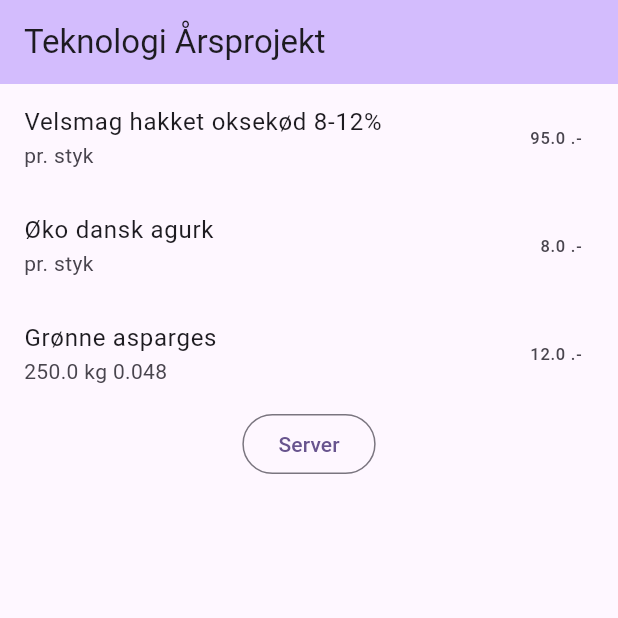
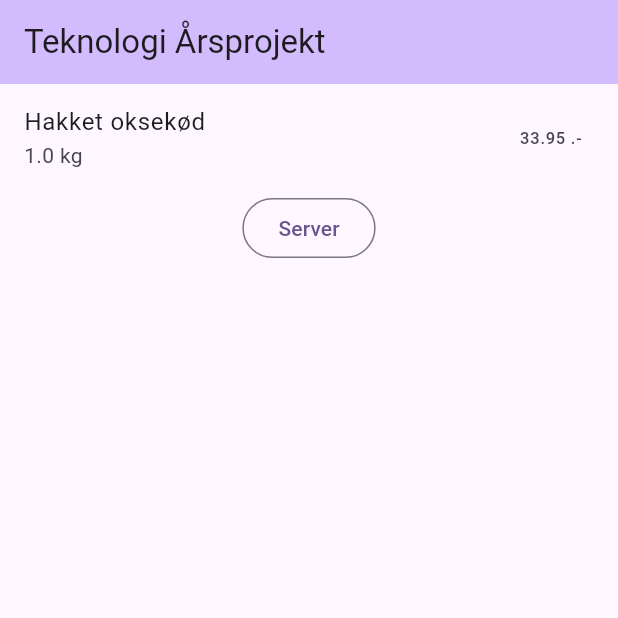
Before and after one commit to toke-dk/mad_app_eksamensprojekt, a Flutter app: the screen it shows after launch, on a phone screen of 412 x 824 dp, the top half of it. Run offline on Flutter 3.47's test engine with Material 3 defaults, Android fonts, the phone set to English and light mode, and no system bars; missing offline and left inert: dart_openai.

Commit message:
changed ingredient model

```diff
--- a/lib/all_ingredients.dart
+++ b/lib/all_ingredients.dart
@@ -1,8 +1,10 @@
 import 'models/ingredient.dart';
 
 final List<Ingredient> kSampleIngredients = [
-  Ingredient(name: "Velsmag hakket oksekød 8-12%", priceInDKK: 95, quantityType: QuantityType.prPiece),
-  Ingredient(name: "Øko dansk agurk", priceInDKK: 8, quantityType: QuantityType.prPiece),
-  Ingredient(name: "Grønne asparges", priceInDKK: 12, quantityType: QuantityType.prGram, weightInGram: 250),
-
+  Ingredient(
+      name: "Hakket oksekød",
+      category: "Hakket kød",
+      quantity: 1,
+      unit: "kg",
+      price: 33.95)
 ];
--- a/lib/main.dart
+++ b/lib/main.dart
@@ -61,9 +61,9 @@ class _MyHomePageState extends State<MyHomePage> {
                 final Ingredient currentIngredient = kSampleIngredients[index];
                 return ListTile(
                   title: Text(currentIngredient.name),
-                  trailing: Text("${currentIngredient.priceInDKK} .-"),
+                  trailing: Text("${currentIngredient.price} .-"),
                   subtitle: Text(
-                      "${currentIngredient.getQuantityString} ${currentIngredient.getKgPrice ?? ''}"),
+                      "${currentIngredient.quantity} ${currentIngredient.unit}"),
                 );
               }),
           OutlinedButton(
--- a/lib/models/ingredient.dart
+++ b/lib/models/ingredient.dart
@@ -1,34 +1,15 @@
 class Ingredient {
   String name;
-  double priceInDKK;
-  QuantityType quantityType;
-  double? weightInGram;
+  String category;
+  double quantity;
+  String unit;
+  double price;
 
-  Ingredient(
-      {required this.name,
-      required this.priceInDKK,
-      required this.quantityType,
-      this.weightInGram}) {
-    if (quantityType == QuantityType.prGram && weightInGram == null) {
-      throw ArgumentError('Vægt skal angives for madvarer pr. kg.');
-    }
-  }
-
-  String get getQuantityString {
-    switch (quantityType) {
-      case QuantityType.prPiece:
-        return 'pr. styk';
-      case QuantityType.prGram:
-        return '$weightInGram kg';
-      case QuantityType.bunch:
-        return 'pr. bdt';
-    }
-  }
-
-  double? get getKgPrice {
-    if (weightInGram == null) return null;
-    return priceInDKK / weightInGram!;
-  }
+  Ingredient({
+    required this.name,
+    required this.category,
+    required this.quantity,
+    required this.unit,
+    required this.price,
+  });
 }
-
-enum QuantityType { prGram, prPiece, bunch }
```
